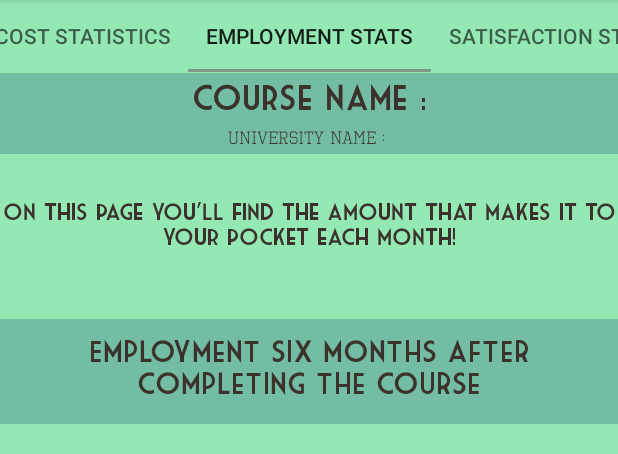
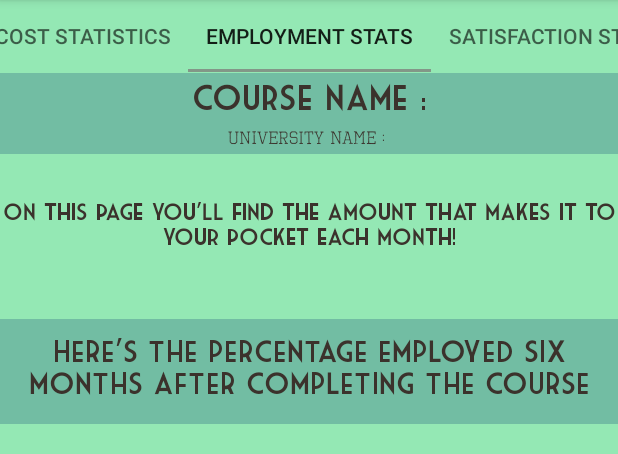
Before and after one commit to chris89culley/MyStats-University, an Android app: the FragmentSelector screen opened directly, with no data from a screen before it, tab 2 chosen, on a phone screen of 412 x 824 dp, the part 84-538 px from its top. Run offline under Robolectric (Android 15) with nearby library versions, the phone set to English and light mode, and no system bars; libraries missing offline, so code that uses them is left out: com.github.mikephil.charting; plain views replace PieChart; 16 statements that could not run were skipped.

```diff
--- a/app/src/main/res/layout/fragment_employ_stats.xml
+++ b/app/src/main/res/layout/fragment_employ_stats.xml
@@ -28,7 +28,7 @@
             android:layout_width="wrap_content"
             android:paddingTop="10dp"
             android:layout_centerHorizontal="true"
-            android:text="Employment six months after completing the course"
+            android:text="Here's the percentage employed six months after completing the course"
             android:fontFamily=""
             android:textSize="20dp"
 
```
